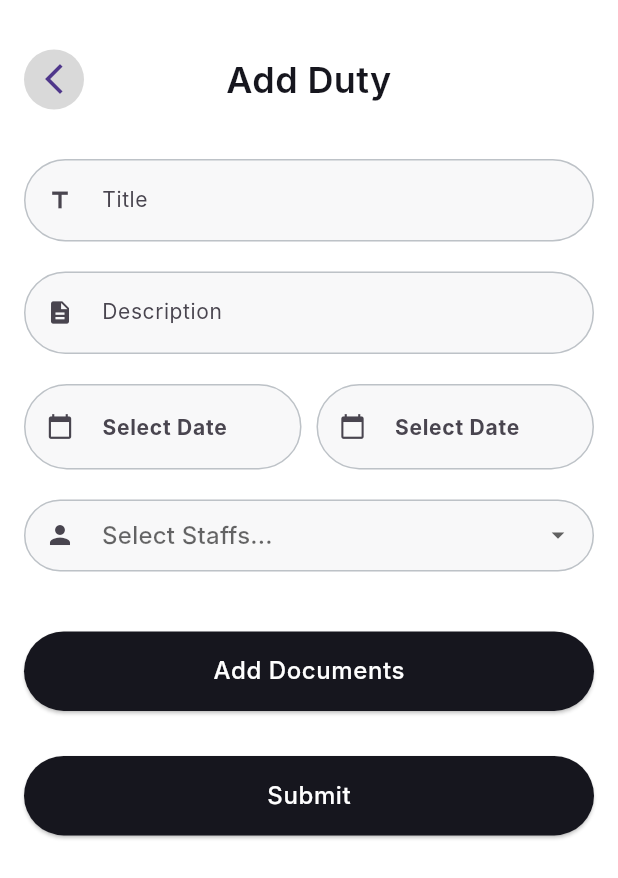
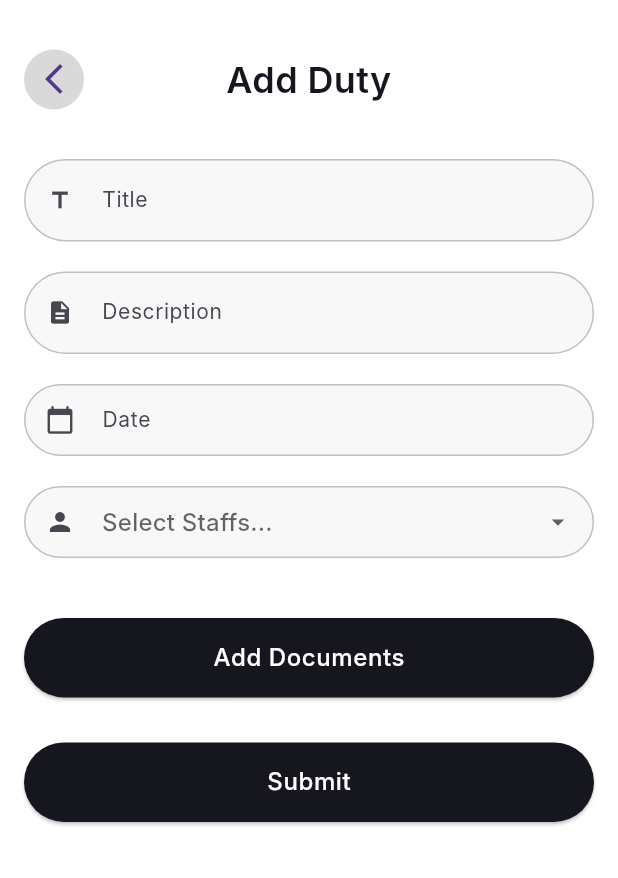
Before and after one commit to altezzai/acadobs, a Flutter app: the AddDutyPage screen opened by its route, on a phone screen of 412 x 824 dp. Shown: the top 878 px of the screen. Run offline on Flutter 3.47's test engine with Material 3 defaults, Android fonts, the phone set to English and light mode, and no system bars; our stand-ins replace dio, file_picker, flutter_rating_bar, go_router, pie_chart; Roboto replaces fonts that are missing (Inter).

Commit message:
date picekr used in addDutypage

```diff
--- a/lib/core/shared_widgets/custom_datepicker.dart
+++ b/lib/core/shared_widgets/custom_datepicker.dart
@@ -47,15 +47,15 @@ class CustomDatePicker extends StatelessWidget {
           fontWeight:
               FontWeight.normal), // Smaller font size for the input text
       decoration: InputDecoration(
-        contentPadding: EdgeInsets.only(left: 18),
+        contentPadding: EdgeInsets.symmetric(vertical: 12, horizontal: 15),
         labelText: label,
         labelStyle: TextStyle(
             fontSize: 14,
             fontWeight: FontWeight.normal), // Adjust label font size
-        suffixIcon: IconButton(
+        prefixIcon: IconButton(
           icon: Icon(
             Icons.calendar_today,
-            size: 18,
+            size: 20,
           ),
           onPressed: () => _selectDate(context),
         ),
--- a/lib/features/admin/duties/screens/addDutyPage.dart
+++ b/lib/features/admin/duties/screens/addDutyPage.dart
@@ -7,12 +7,17 @@ import 'package:school_app/core/shared_widgets/custom_appbar.dart';
 import 'package:school_app/core/shared_widgets/custom_button.dart';
 import 'package:school_app/core/shared_widgets/custom_textfield.dart';
 
+import '../../../../core/shared_widgets/custom_datepicker.dart';
+
 class AddDutyPage extends StatefulWidget {
   @override
   _AddDutyPageState createState() => _AddDutyPageState();
 }
 
 class _AddDutyPageState extends State<AddDutyPage> {
+  // TextEditingController to manage date input
+  final TextEditingController _dateController = TextEditingController();
+
   List<String> staffList = [
     'Kaiya Mango',
     'Lindsey Calzoni',
@@ -55,25 +60,6 @@ class _AddDutyPageState extends State<AddDutyPage> {
   Widget build(BuildContext context) {
     return Scaffold(
       backgroundColor: Colors.white,
-      // appBar: AppBar(
-      //   backgroundColor: Colors.transparent,
-      //   elevation: 0,
-      //   leading: IconButton(
-      //     icon: Icon(Icons.arrow_back, color: Colors.black),
-      //     onPressed: () {
-      //       context.pushReplacementNamed(AppRouteConst.AdminHomeRouteName);
-      //     },
-      //   ),
-      //   centerTitle: true,
-      //   title: Text(
-      //     'Add Duty',
-      //     style: TextStyle(
-      //       color: Colors.black,
-      //       fontWeight: FontWeight.bold,
-      //       fontSize: 24,
-      //     ),
-      //   ),
-      // ),
       body: Padding(
         padding: const EdgeInsets.symmetric(horizontal: 16.0),
         child: SingleChildScrollView(
@@ -104,39 +90,14 @@ class _AddDutyPageState extends State<AddDutyPage> {
                 hintStyle: TextStyle(fontSize: 14.0),
               ),
               SizedBox(height: 20),
-
-              // Date Inputs (Start and End Date) with DatePicker
-              Row(
-                children: [
-                  // Start Date Field
-                  Expanded(
-                    child: CustomTextfield(
-                      hintText: formatDate(selectedStartDate),
-                      iconData: Icon(Icons.calendar_today),
-                      hintStyle: TextStyle(fontSize: 14.0),
-                      textStyle:
-                          TextStyle(fontSize: 14.0, color: Colors.black87),
-                      isPasswordField: false,
-                      keyBoardtype: TextInputType.none,
-                      onTap: () => _selectDate(context, isStartDate: true),
-                    ),
-                  ),
-                  SizedBox(width: 10),
-
-                  // End Date Field
-                  Expanded(
-                    child: CustomTextfield(
-                      hintText: formatDate(selectedEndDate),
-                      iconData: Icon(Icons.calendar_today),
-                      hintStyle: TextStyle(fontSize: 14.0),
-                      textStyle:
-                          TextStyle(fontSize: 14.0, color: Colors.black87),
-                      isPasswordField: false,
-                      keyBoardtype: TextInputType.none,
-                      onTap: () => _selectDate(context, isStartDate: false),
-                    ),
-                  ),
-                ],
+              // End Date Field
+              CustomDatePicker(
+                label: "Date",
+                dateController:
+                    _dateController, // Unique controller for end date
+                onDateSelected: (selectedDate) {
+                  print("End Date selected: $selectedDate");
+                },
               ),
               SizedBox(height: 20),
 
@@ -158,8 +119,7 @@ class _AddDutyPageState extends State<AddDutyPage> {
                       value: staff,
                       child: Text(
                         staff,
-                        style: TextStyle(
-                            fontSize: 14.0), // Text inside dropdown items
+                        style: TextStyle(fontSize: 14.0),
                       ),
                     );
                   }).toList(),
@@ -170,18 +130,6 @@ class _AddDutyPageState extends State<AddDutyPage> {
                           !selectedStaffs.contains(newValue)) {
                         selectedStaffs.add(newValue);
                       }
-                    });
-                  },
-                  onTap: () {
-                    // Optionally clear the dropdown selection when it's opened
-                    // setState(() {
-                    //   selectedStaff = null;
-                    // });
-                  },
-                  onSaved: (value) {
-                    // Optionally clear the dropdown selection when the dropdown is closed
-                    setState(() {
-                      selectedStaff = null;
                     });
                   },
                 ),
```
Also changed, not shown: lib/features/admin/student/screens/addAchivement.dart (+8 -9 lines), lib/features/admin/student/screens/newstudent.dart (+125 -27 lines).
